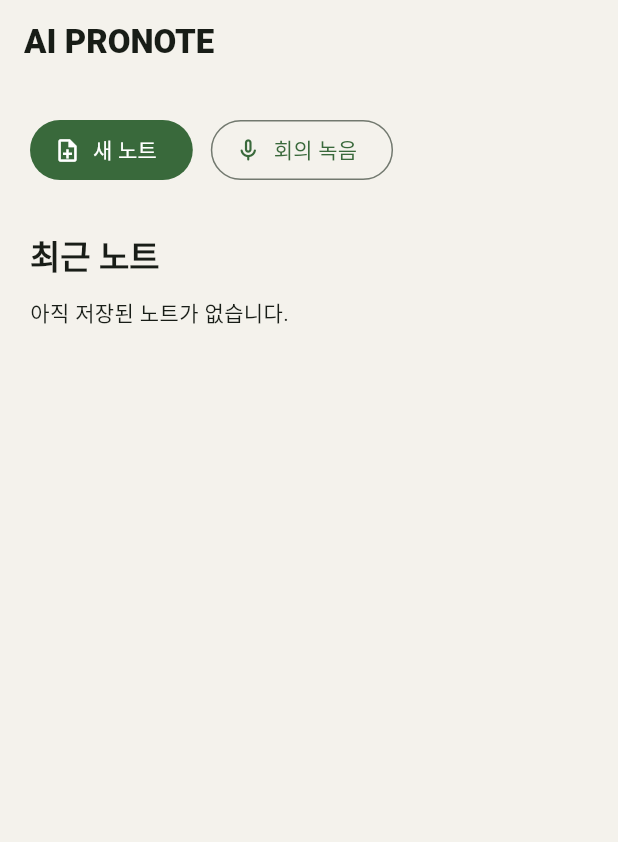
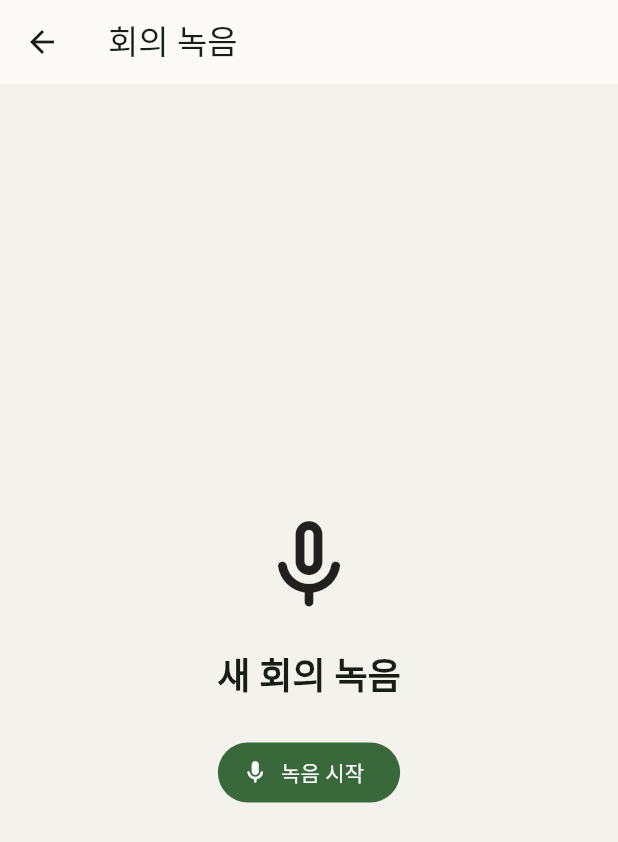
Before and after one commit to nextsunny-ai/ai-pronote, a Flutter app: the screen it shows after launch, after a tap on "회의 녹음", on a phone screen of 412 x 824 dp. Shown: the top 842 px of the screen. Run offline on Flutter 3.47's test engine with Material 3 defaults, Android fonts, the phone set to English and light mode, and no system bars; missing offline and left inert: record.

Commit message:
feat: add standalone device meeting recording

```diff
--- a/lib/main.dart
+++ b/lib/main.dart
@@ -1,21 +1,43 @@
 import 'dart:async';
+import 'dart:io';
 import 'package:flutter/material.dart';
 
 import 'notes/note_document.dart';
 import 'notes/file_note_repository.dart';
 import 'notes/note_repository.dart';
 import 'package:path_provider/path_provider.dart';
+import 'recording/audio_recorder_gateway.dart';
+import 'recording/device_audio_recorder.dart';
+
+Future<Directory> _defaultRecordingDirectory() async {
+  final documents = await getApplicationDocumentsDirectory();
+  final recordings = Directory(
+    '${documents.path}${Platform.pathSeparator}recordings',
+  );
+  await recordings.create(recursive: true);
+  return recordings;
+}
 
 Future<void> main() async {
   WidgetsFlutterBinding.ensureInitialized();
   final documents = await getApplicationDocumentsDirectory();
-  runApp(PronoteApp(repository: FileNoteRepository(documents)));
+  runApp(PronoteApp(
+    repository: FileNoteRepository(documents),
+    recorder: DeviceAudioRecorderGateway(),
+  ));
 }
 
 class PronoteApp extends StatelessWidget {
-  const PronoteApp({super.key, required this.repository});
+  const PronoteApp({
+    super.key,
+    required this.repository,
+    this.recorder = const DisabledAudioRecorderGateway(),
+    this.recordingDirectoryProvider,
+  });
 
   final NoteRepository repository;
+  final AudioRecorderGateway recorder;
+  final Future<Directory> Function()? recordingDirectoryProvider;
 
   @override
   Widget build(BuildContext context) => MaterialApp(
@@ -29,14 +51,25 @@ class PronoteApp extends StatelessWidget {
           scaffoldBackgroundColor: const Color(0xfff4f2ec),
           useMaterial3: true,
         ),
-        home: HomeScreen(repository: repository),
+        home: HomeScreen(
+          repository: repository,
+          recorder: recorder,
+          recordingDirectoryProvider: recordingDirectoryProvider,
+        ),
       );
 }
 
 class HomeScreen extends StatefulWidget {
-  const HomeScreen({super.key, required this.repository});
+  const HomeScreen({
+    super.key,
+    required this.repository,
+    required this.recorder,
+    this.recordingDirectoryProvider,
+  });
 
   final NoteRepository repository;
+  final AudioRecorderGateway recorder;
+  final Future<Directory> Function()? recordingDirectoryProvider;
 
   @override
   State<HomeScreen> createState() => _HomeScreenState();
@@ -83,7 +116,14 @@ class _HomeScreenState extends State<HomeScreen> {
                       label: const Text('새 노트'),
                     ),
                     OutlinedButton.icon(
-                      onPressed: () {},
+                      onPressed: () => Navigator.of(context).push(
+                        MaterialPageRoute<void>(
+                          builder: (_) => RecordingScreen(
+                            recorder: widget.recorder,
+                            directoryProvider: widget.recordingDirectoryProvider,
+                          ),
+                        ),
+                      ),
                       icon: const Icon(Icons.mic_none_rounded),
                       label: const Text('회의 녹음'),
                     ),
@@ -118,6 +158,108 @@ class _HomeScreenState extends State<HomeScreen> {
                   ),
                 ),
               ],
+            ),
+          ),
+        ),
+      );
+}
+
+class RecordingScreen extends StatefulWidget {
+  const RecordingScreen({
+    super.key,
+    required this.recorder,
+    this.directoryProvider,
+  });
+
+  final AudioRecorderGateway recorder;
+  final Future<Directory> Function()? directoryProvider;
+
+  @override
+  State<RecordingScreen> createState() => _RecordingScreenState();
+}
+
+class _RecordingScreenState extends State<RecordingScreen> {
+  bool _recording = false;
+  bool _busy = false;
+  String? _message;
+
+  Future<void> _start() async {
+    if (_busy) return;
+    setState(() => _busy = true);
+    try {
+      final permitted = await widget.recorder.hasPermission();
+      if (!mounted) return;
+      if (!permitted) {
+        setState(() => _message = '마이크 권한을 허용한 뒤 다시 시도해 주세요.');
+        return;
+      }
+      final recordings = await (
+        widget.directoryProvider?.call() ?? _defaultRecordingDirectory()
+      );
+      if (!mounted) return;
+      final path = '${recordings.path}${Platform.pathSeparator}meeting_${DateTime.now().millisecondsSinceEpoch}.m4a';
+      await widget.recorder.start(path);
+      if (!mounted) return;
+      setState(() {
+        _recording = true;
+        _message = null;
+      });
+    } catch (_) {
+      setState(() => _message = '녹음을 시작하지 못했습니다. 마이크 설정을 확인해 주세요.');
+    } finally {
+      if (mounted) setState(() => _busy = false);
+    }
+  }
+
+  Future<void> _stop() async {
+    if (_busy) return;
+    setState(() => _busy = true);
+    try {
+      await widget.recorder.stop();
+      if (!mounted) return;
+      setState(() {
+        _recording = false;
+        _message = '녹음이 기기에 저장되었습니다.';
+      });
+    } catch (_) {
+      setState(() => _message = '녹음을 저장하지 못했습니다. 다시 시도해 주세요.');
+    } finally {
+      if (mounted) setState(() => _busy = false);
+    }
+  }
+
+  @override
+  Widget build(BuildContext context) => Scaffold(
+        appBar: AppBar(title: const Text('회의 녹음')),
+        body: SafeArea(
+          child: Center(
+            child: Padding(
+              padding: const EdgeInsets.all(24),
+              child: Column(
+                mainAxisSize: MainAxisSize.min,
+                children: [
+                  Icon(
+                    _recording ? Icons.graphic_eq_rounded : Icons.mic_none_rounded,
+                    size: 72,
+                    color: _recording ? Colors.redAccent : null,
+                  ),
+                  const SizedBox(height: 20),
+                  Text(
+                    _recording ? '녹음 중' : '새 회의 녹음',
+                    style: Theme.of(context).textTheme.headlineSmall?.copyWith(fontWeight: FontWeight.w800),
+                  ),
+                  const SizedBox(height: 24),
+                  FilledButton.icon(
+                    onPressed: _busy ? null : (_recording ? _stop : _start),
+                    icon: Icon(_recording ? Icons.stop_rounded : Icons.mic_rounded),
+                    label: Text(_recording ? '녹음 정지' : '녹음 시작'),
+                  ),
+                  if (_message != null) ...[
+                    const SizedBox(height: 20),
+                    Text(_message!, textAlign: TextAlign.center),
+                  ],
+                ],
+              ),
             ),
           ),
         ),
--- /dev/null
+++ b/lib/recording/audio_recorder_gateway.dart
@@ -0,0 +1,18 @@
+abstract interface class AudioRecorderGateway {
+  Future<bool> hasPermission();
+  Future<void> start(String path);
+  Future<String?> stop();
+}
+
+class DisabledAudioRecorderGateway implements AudioRecorderGateway {
+  const DisabledAudioRecorderGateway();
+
+  @override
+  Future<bool> hasPermission() async => false;
+
+  @override
+  Future<void> start(String path) async {}
+
+  @override
+  Future<String?> stop() async => null;
+}
--- a/pubspec.yaml
+++ b/pubspec.yaml
@@ -35,6 +35,7 @@ dependencies:
   # Use with the CupertinoIcons class for iOS style icons.
   cupertino_icons: ^1.0.8
   path_provider: ^2.1.6
+  record: ^7.1.1
 
 dev_dependencies:
   flutter_test:
```
Also changed, not shown: lib/recording/device_audio_recorder.dart (added, +22 -0 lines), pubspec.lock, 6 other files.
